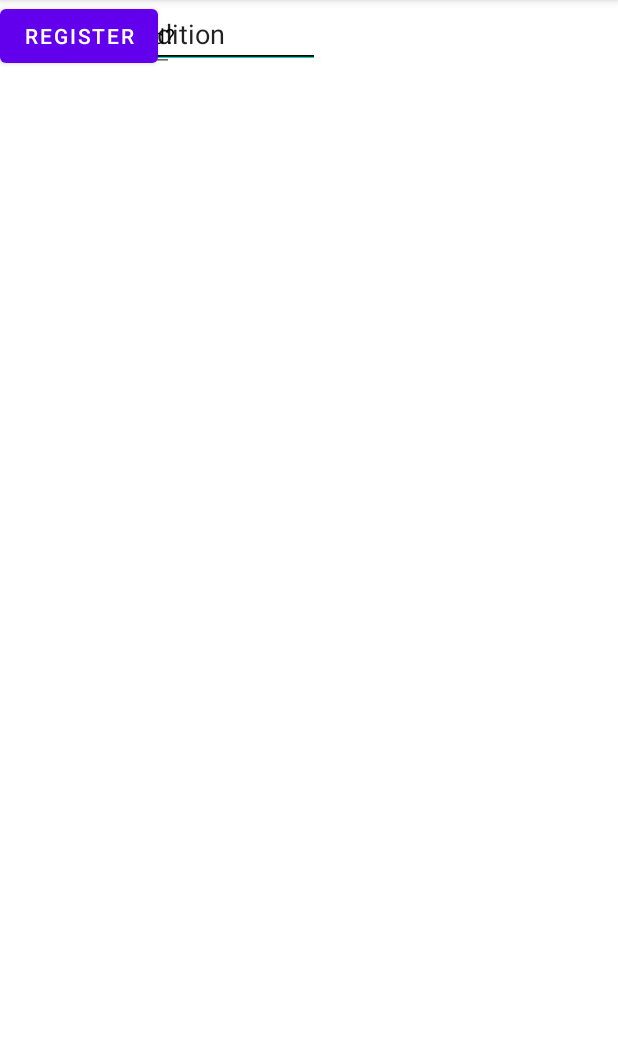
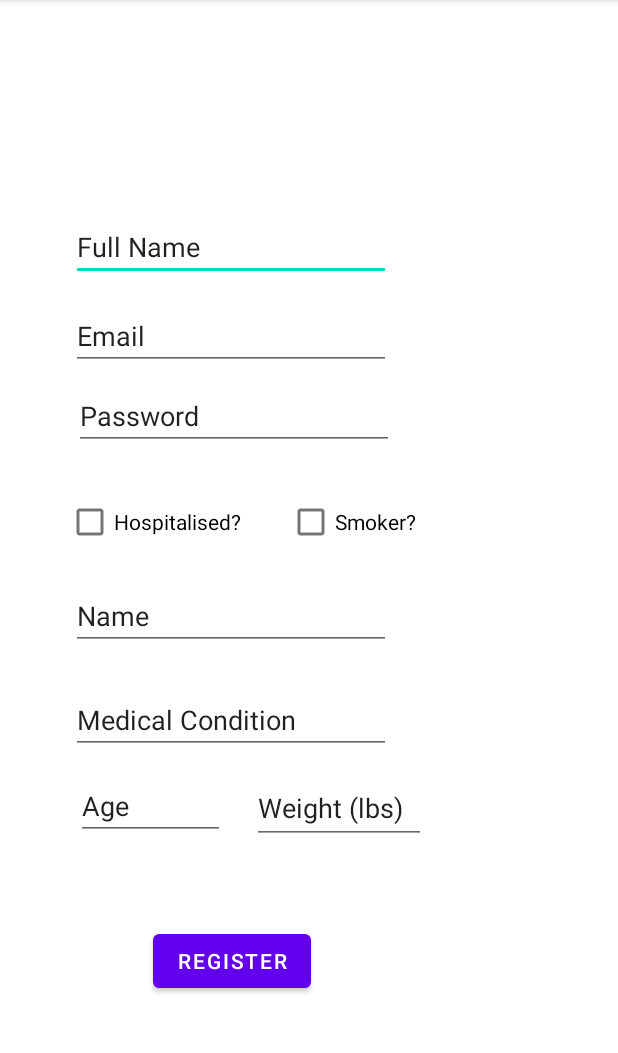
Before and after one commit to dvndmy/6110Comp_Covid19App, an Android app: the Registration screen opened directly, with no data from a screen before it, on a phone screen of 412 x 824 dp, the part 84-1137 px from its top. Run offline under Robolectric (Android 15) with nearby library versions, the phone set to English and light mode, and no system bars.

Commit message:
Added Activites for User Profiles, Contact Doctor, Your Records, added styles.xml in values. Fixed constraints for activity_main.xml & activity_registration.xml

```diff
--- a/app/src/main/AndroidManifest.xml
+++ b/app/src/main/AndroidManifest.xml
@@ -11,7 +11,10 @@
         android:roundIcon="@mipmap/ic_launcher_round"
         android:supportsRtl="true"
         android:theme="@style/Theme.Covid19App">
-        <activity android:name=".Registration"></activity>
+        <activity android:name=".ContactDoctor"/>
+        <activity android:name=".YourRecords" />
+        <activity android:name=".UserProfile" />
+        <activity android:name=".Registration" />
         <activity android:name=".MainActivity">
             <intent-filter>
                 <action android:name="android.intent.action.MAIN" />
--- a/app/src/main/res/layout/activity_registration.xml
+++ b/app/src/main/res/layout/activity_registration.xml
@@ -14,101 +14,133 @@
         android:hint="Fame"
         android:inputType="textPersonName"
         android:text="Full Name"
-        tools:layout_editor_absoluteX="47dp"
-        tools:layout_editor_absoluteY="93dp" />
+        app:layout_constraintBottom_toTopOf="@+id/et_email"
+        app:layout_constraintEnd_toEndOf="parent"
+        app:layout_constraintHorizontal_bias="0.238"
+        app:layout_constraintStart_toStartOf="parent"
+        app:layout_constraintTop_toTopOf="parent"
+        app:layout_constraintVertical_bias="0.912" />
+
+    <CheckBox
+        android:id="@+id/cb_smoker"
+        android:layout_width="wrap_content"
+        android:layout_height="wrap_content"
+        android:layout_marginTop="24dp"
+        android:hint="Smoker"
+        android:text="Smoker?"
+        app:layout_constraintEnd_toEndOf="parent"
+        app:layout_constraintHorizontal_bias="0.184"
+        app:layout_constraintStart_toEndOf="@+id/cb_hospitalised"
+        app:layout_constraintTop_toBottomOf="@+id/et_password" />
+
+    <CheckBox
+        android:id="@+id/cb_hospitalised"
+        android:layout_width="wrap_content"
+        android:layout_height="wrap_content"
+        android:layout_marginStart="44dp"
+        android:layout_marginTop="24dp"
+        android:hint="Hospitalised"
+        android:text="Hospitalised?"
+        app:layout_constraintStart_toStartOf="parent"
+        app:layout_constraintTop_toBottomOf="@+id/et_password" />
+
+    <EditText
+        android:id="@+id/et_password"
+        android:layout_width="wrap_content"
+        android:layout_height="wrap_content"
+        android:layout_marginBottom="468dp"
+        android:ems="10"
+        android:hint="Password"
+        android:inputType="textPersonName"
+        android:text="Password"
+        app:layout_constraintBottom_toBottomOf="parent"
+        app:layout_constraintEnd_toEndOf="parent"
+        app:layout_constraintHorizontal_bias="0.248"
+        app:layout_constraintStart_toStartOf="parent" />
+
+    <Button
+        android:id="@+id/btn_register"
+        android:layout_width="wrap_content"
+        android:layout_height="wrap_content"
+        android:layout_marginTop="48dp"
+        android:hint="Register"
+        android:onClick="OnReg"
+        android:text="Register"
+        app:layout_constraintBottom_toBottomOf="parent"
+        app:layout_constraintEnd_toEndOf="parent"
+        app:layout_constraintHorizontal_bias="0.333"
+        app:layout_constraintStart_toStartOf="parent"
+        app:layout_constraintTop_toBottomOf="@+id/et_age"
+        app:layout_constraintVertical_bias="0.078" />
+
+    <EditText
+        android:id="@+id/et_medicalcondition"
+        android:layout_width="wrap_content"
+        android:layout_height="wrap_content"
+        android:layout_marginTop="24dp"
+        android:ems="10"
+        android:hint="Medical Condition"
+        android:inputType="textPersonName"
+        android:text="Medical Condition"
+        app:layout_constraintEnd_toEndOf="parent"
+        app:layout_constraintHorizontal_bias="0.238"
+        app:layout_constraintStart_toStartOf="parent"
+        app:layout_constraintTop_toBottomOf="@+id/et_medication" />
+
+    <EditText
+        android:id="@+id/et_medication"
+        android:layout_width="wrap_content"
+        android:layout_height="wrap_content"
+        android:layout_marginTop="16dp"
+        android:ems="10"
+        android:hint="Medication"
+        android:inputType="textPersonName"
+        android:text="Name"
+        app:layout_constraintEnd_toEndOf="parent"
+        app:layout_constraintHorizontal_bias="0.238"
+        app:layout_constraintStart_toStartOf="parent"
+        app:layout_constraintTop_toBottomOf="@+id/cb_hospitalised"
+        tools:text="Medication" />
+
+    <EditText
+        android:id="@+id/et_age"
+        android:layout_width="99dp"
+        android:layout_height="45dp"
+        android:layout_marginTop="12dp"
+        android:ems="10"
+        android:hint="Age"
+        android:inputType="textPersonName"
+        android:text="Age"
+        app:layout_constraintEnd_toStartOf="@+id/et_weight"
+        app:layout_constraintHorizontal_bias="0.735"
+        app:layout_constraintStart_toStartOf="parent"
+        app:layout_constraintTop_toBottomOf="@+id/et_medicalcondition" />
+
+    <EditText
+        android:id="@+id/et_weight"
+        android:layout_width="116dp"
+        android:layout_height="48dp"
+        android:layout_marginTop="12dp"
+        android:layout_marginEnd="128dp"
+        android:ems="10"
+        android:hint="Weight"
+        android:inputType="textPersonName"
+        android:text="Weight (lbs)"
+        app:layout_constraintEnd_toEndOf="parent"
+        app:layout_constraintTop_toBottomOf="@+id/et_medicalcondition" />
 
     <EditText
         android:id="@+id/et_email"
         android:layout_width="wrap_content"
         android:layout_height="wrap_content"
+        android:layout_marginBottom="8dp"
         android:ems="10"
         android:hint="Email"
         android:inputType="textPersonName"
         android:text="Email"
-        tools:layout_editor_absoluteX="47dp"
-        tools:layout_editor_absoluteY="148dp" />
+        app:layout_constraintBottom_toTopOf="@+id/et_password"
+        app:layout_constraintEnd_toEndOf="parent"
+        app:layout_constraintHorizontal_bias="0.238"
+        app:layout_constraintStart_toStartOf="parent" />
 
-    <EditText
-        android:id="@+id/et_password"
-        android:layout_width="wrap_content"
-        android:layout_height="wrap_content"
-        android:ems="10"
-        android:hint="Password"
-        android:inputType="textPersonName"
-        android:text="Password"
-        tools:layout_editor_absoluteX="53dp"
-        tools:layout_editor_absoluteY="209dp" />
-
-    <CheckBox
-        android:id="@+id/cb_hospitalised"
-        android:layout_width="wrap_content"
-        android:layout_height="wrap_content"
-        android:hint="Hospitalised"
-        android:text="Hospitalised?"
-        tools:layout_editor_absoluteX="29dp"
-        tools:layout_editor_absoluteY="288dp" />
-
-    <CheckBox
-        android:id="@+id/cb_smoker"
-        android:layout_width="wrap_content"
-        android:layout_height="wrap_content"
-        android:hint="Smoker"
-        android:text="Smoker?"
-        tools:layout_editor_absoluteX="170dp"
-        tools:layout_editor_absoluteY="288dp" />
-
-    <EditText
-        android:id="@+id/et_medication"
-        android:layout_width="wrap_content"
-        android:layout_height="wrap_content"
-        android:ems="10"
-        android:hint="Medication"
-        android:inputType="textPersonName"
-        android:text="Name"
-        tools:layout_editor_absoluteX="51dp"
-        tools:layout_editor_absoluteY="356dp"
-        tools:text="Medication" />
-
-    <EditText
-        android:id="@+id/et_medicalcondition"
-        android:layout_width="wrap_content"
-        android:layout_height="wrap_content"
-        android:ems="10"
-        android:hint="Medical Condition"
-        android:inputType="textPersonName"
-        android:text="Medical Condition"
-        tools:layout_editor_absoluteX="51dp"
-        tools:layout_editor_absoluteY="415dp" />
-
-    <EditText
-        android:id="@+id/et_age"
-        android:layout_width="99dp"
-        android:layout_height="45dp"
-        android:ems="10"
-        android:hint="Age"
-        android:inputType="textPersonName"
-        android:text="Age"
-        tools:layout_editor_absoluteX="40dp"
-        tools:layout_editor_absoluteY="495dp" />
-
-    <EditText
-        android:id="@+id/et_weight"
-        android:layout_width="116dp"
-        android:layout_height="48dp"
-        android:ems="10"
-        android:hint="Weight"
-        android:inputType="textPersonName"
-        android:text="Weight (lbs)"
-        tools:layout_editor_absoluteX="186dp"
-        tools:layout_editor_absoluteY="499dp" />
-
-    <Button
-        android:id="@+id/btn_register"
-        android:layout_width="wrap_content"
-        android:layout_height="wrap_content"
-        android:hint="Register"
-        android:text="Register"
-        tools:layout_editor_absoluteX="126dp"
-        tools:layout_editor_absoluteY="605dp"
-        android:onClick="OnReg"/>
 </androidx.constraintlayout.widget.ConstraintLayout>
--- /dev/null
+++ b/app/src/main/res/values/styles.xml
@@ -0,0 +1,2 @@
+<?xml version="1.0" encoding="utf-8"?>
+<resources></resources>
```
Also changed, not shown: app/src/main/java/com/example/covid19app/ContactDoctor.java (added, +14 -0 lines), app/src/main/java/com/example/covid19app/UserProfile.java (added, +39 -0 lines), app/src/main/java/com/example/covid19app/YourRecords.java (added, +14 -0 lines), app/src/main/res/layout/activity_contact_doctor.xml (added, +75 -0 lines), app/src/main/res/layout/activity_main.xml (+41 -41 lines), app/src/main/res/layout/activity_user_profile.xml (added, +74 -0 lines), app/src/main/res/layout/activity_your_records.xml (added, +213 -0 lines).
